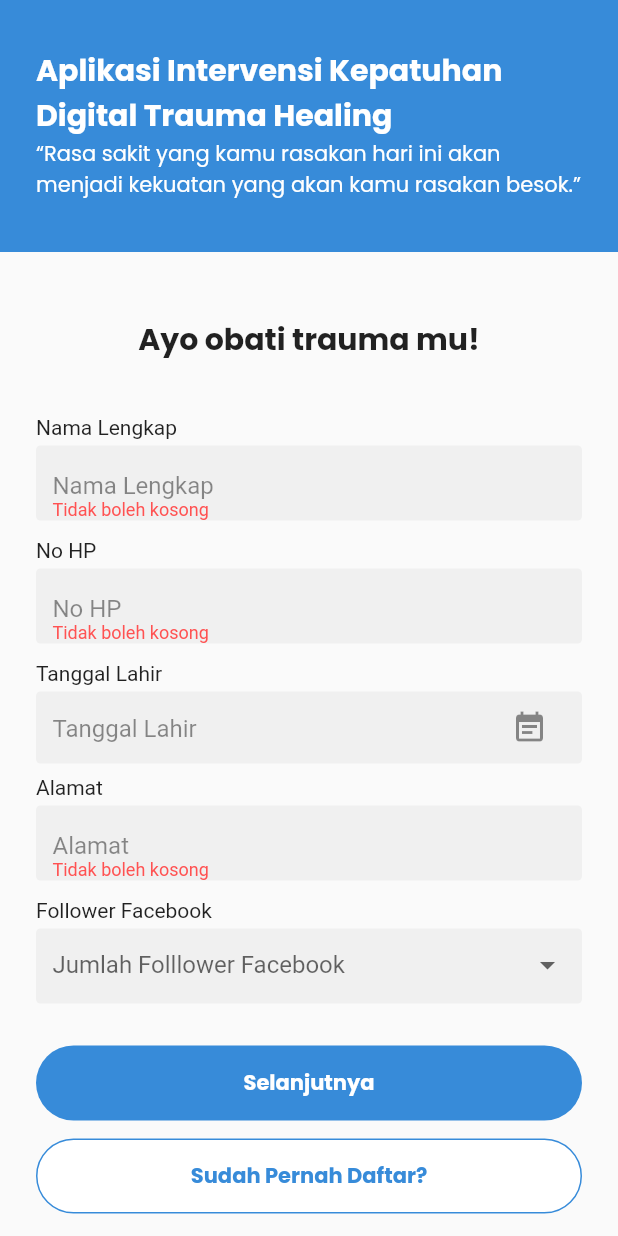
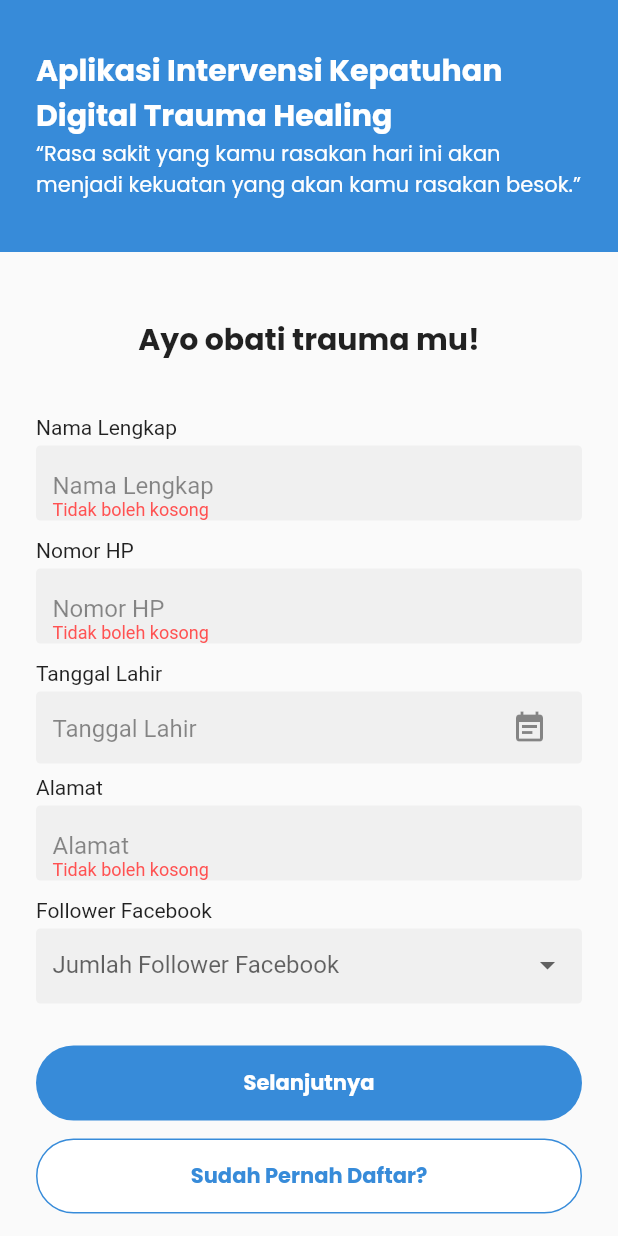
Before and after one commit to owenwattimena/ditraheal, a Flutter app: the screen it shows after launch, after a tap on "Selanjutnya", on a phone screen of 412 x 824 dp. Run offline on Flutter 3.47's test engine with Material 2 defaults, Android fonts, the phone set to English and light mode, and no system bars; drawn by our look-alikes of date_field; our stand-ins replace auto_size_text, get.

Commit message:
restructure code

```diff
--- a/lib/controllers/auth_controller.dart
+++ b/lib/controllers/auth_controller.dart
@@ -1,20 +1,26 @@
 import 'package:flutter/cupertino.dart';
 import 'package:get/get.dart';
 
-
-class AuthController extends GetxController{
+class AuthController extends GetxController {
   Rx<TextEditingController> namaController = new TextEditingController().obs;
   Rx<TextEditingController> emailController = new TextEditingController().obs;
   Rx<TextEditingController> noHpController = new TextEditingController().obs;
   Rx<TextEditingController> alamatController = new TextEditingController().obs;
   Rx<DateTime?> tanggalLahir = DateTime.now().obs;
   RxString hobi = "".obs;
+  String? facebookValue;
 
-  set setTanggalLahir(DateTime? value){
+
+  set setTanggalLahir(DateTime? value) {
     tanggalLahir.value = value;
   }
 
-  set setHobi(String value){
+  set setHobi(String value) {
     hobi.value = value;
   }
+
+  void facabookFollowers(String value) {
+    facebookValue = value;
+    update();
+  }
 }
--- a/lib/main.dart
+++ b/lib/main.dart
@@ -1,6 +1,8 @@
 import 'package:flutter/material.dart';
 import 'package:get/get.dart';
 import 'pages/pages.dart';
+import 'utils/utils.dart';
+
 void main() => runApp(MyApp());
 
 class MyApp extends StatelessWidget {
@@ -9,7 +11,9 @@ class MyApp extends StatelessWidget {
   Widget build(BuildContext context) {
     return GetMaterialApp(
       // Application name
-      title: 'App Trauma Healing',
+      translations: Language(),
+      locale: Locale("id"),
+      title: 'app_name'.tr,
       // Application theme data, you can set the colors for the application as
       // you want
       theme: ThemeData(
--- a/lib/pages/account/profile_page.dart
+++ b/lib/pages/account/profile_page.dart
@@ -10,7 +10,7 @@ class ProfilePage extends StatefulWidget {
 class _ProfilePageState extends State<ProfilePage> {
   final authC = Get.find<AuthController>();
   String? _facebookValue;
-  List _folowers = [
+  List<String> _folowers = [
     "Tidak ada",
     "1 s/d 1K",
     "1K s/d 10K",
--- a/lib/pages/signup/signup_page.dart
+++ b/lib/pages/signup/signup_page.dart
@@ -1,18 +1,11 @@
 part of '../pages.dart';
 
-class SignupPage extends StatefulWidget {
-  _SignupPageState createState() => _SignupPageState();
-}
+class SignupPage extends StatelessWidget {
+  @override
+  Widget build(BuildContext context) {
+    final AuthController authC = Get.put(AuthController());
 
-class _SignupPageState extends State<SignupPage> {
-  final AuthController authC = Get.put(AuthController());
-  TextEditingController namaController = new TextEditingController();
-  TextEditingController emailController = new TextEditingController();
-  TextEditingController noHpController = new TextEditingController();
-  DateTime? tanggalLahir;
-
-  String? _facebookValue;
-  List _folowers = [
+    List<String> followers = [
       "Tidak ada",
       "1 s/d 1K",
       "1K s/d 10K",
@@ -20,19 +13,10 @@ class _SignupPageState extends State<SignupPage> {
       "100K s/d 1Jt",
       "Lebih dari 1Jt"
     ];
-
+    var seen = Set<String>();
+    List<String> uniqueList =
+        followers.where((item) => seen.add(item)).toList();
     GlobalKey<FormState> _key = GlobalKey<FormState>();
-
-  @override
-  void dispose() {
-    namaController.dispose();
-    emailController.dispose();
-    noHpController.dispose();
-    super.dispose();
-  }
-
-  @override
-  Widget build(BuildContext context) {
     double statusBarHeight = MediaQuery.of(context).padding.top;
     return Scaffold(
       body: Stack(
@@ -54,12 +38,11 @@ class _SignupPageState extends State<SignupPage> {
                     child: Column(
                       children: [
                         Text(
-                          "Aplikasi Intervensi Kepatuhan Digital Trauma Healing",
+                          "sign_up_title".tr,
                           style:
                               headlineTextStyle.copyWith(color: Colors.white),
                         ),
-                        Text(
-                            "\“Rasa sakit yang kamu rasakan hari ini akan menjadi kekuatan yang akan kamu rasakan besok.\”",
+                        Text("sign_up_quote".tr,
                             style:
                                 primaryTextStyle.copyWith(color: Colors.white))
                       ],
@@ -68,20 +51,20 @@ class _SignupPageState extends State<SignupPage> {
                   Container(
                     padding: EdgeInsets.fromLTRB(24, 43, 24, 36),
                     child: Text(
-                      "Ayo obati trauma mu!",
+                      "sign_up_heading".tr,
                       style: headlineTextStyle,
                       textAlign: TextAlign.center,
                     ),
                   ),
                   InputWidget(
-                    label: "Nama Lengkap",
-                    hintText: "Nama Lengkap",
+                    label: "name_tag".tr,
+                    hintText: "name_tag".tr,
                     textController: authC.namaController.value,
-                    onChanged: (_) => setState(() {}),
+                    onChanged: (_) {},
                     textCapitalization: TextCapitalization.sentences,
                     validator: (val) {
                       if (val.isEmpty) {
-                        return 'Tidak boleh kosong';
+                        return 'can_not_be_empty'.tr;
                       }
                     },
                   ),
@@ -100,66 +83,73 @@ class _SignupPageState extends State<SignupPage> {
                   //   },
                   // ),
                   InputWidget(
-                    label: "No HP",
-                    hintText: "No HP",
+                    label: "phone_number_tag".tr,
+                    hintText: "phone_number_tag".tr,
                     textController: authC.noHpController.value,
-                    onChanged: (_) => setState(() {}),
+                    onChanged: (_) {},
                     keyboardType: TextInputType.phone,
                     validator: (val) {
                       String pattern = r"^(^08)(\d{3,4}){2}\d{3,4}$";
                       RegExp regex = RegExp(pattern);
                       if (val.isEmpty)
-                        return 'Tidak boleh kosong';
-                      else if (!regex.hasMatch(val)) return 'No HP tidak valid';
+                        return 'can_not_be_empty'.tr;
+                      else if (!regex.hasMatch(val))
+                        return 'invalid_phone_number'.tr;
                     },
                   ),
                   Container(
                     padding: EdgeInsets.fromLTRB(24, 0, 24, 4),
-                    child: Text("Tanggal Lahir"),
+                    child: Text("birth_date_tag".tr),
                   ),
                   InputDatetimeWidget(
-                    label: "Tanggal Lahir",
+                    label: "birth_date_tag".tr,
                     onDateSelected: (val) {
-                      setState(() {
                       authC.setTanggalLahir = val;
-                      });
                     },
                     validator: (datetime) {
                       if (datetime == null) {
-                        return 'Tidak boleh kosong';
+                        return 'can_not_be_empty'.tr;
                       }
                     },
                   ),
                   SizedBox(height: 8),
                   InputWidget(
-                    label: "Alamat",
-                    hintText: "Alamat",
+                    label: "address_tag".tr,
+                    hintText: "address_tag".tr,
                     textController: authC.alamatController.value,
-                    onChanged: (_) => setState(() {}),
+                    onChanged: (_) {},
                     keyboardType: TextInputType.streetAddress,
+                    textCapitalization: TextCapitalization.sentences,
                     validator: (val) {
-                      if (val.isEmpty) return 'Tidak boleh kosong';
+                      if (val.isEmpty) return 'can_not_be_empty'.tr;
                     },
                   ),
-                  InputSelectWidget(
+                  GetBuilder<AuthController>(
+                    // init: AuthController(),
+                    initState: (_) {},
+                    builder: (_) {
+                      return InputSelectWidget(
                         top: 0,
-                    value: _facebookValue,
-                    label: "Follower Facebook",
-                    hint: "Jumlah Folllower Facebook",
-                    options: _folowers,
-                    onChanged: (val) => setState(() => _facebookValue = val),
+                        label: "fb_follower_tag".tr,
+                        hint: "input_fb_hint".tr,
+                        value: authC.facebookValue,
+                        options: uniqueList,
+                        onChanged: (val) => authC.facabookFollowers(val ?? ""),
+                      );
+                    },
                   ),
+
                   ButtonWidget(
                     margin: EdgeInsets.only(top: 24, left: 24, right: 24),
-                    text: "Selanjutnya",
+                    text: "next".tr,
                     onPressed: () {
                       if (_key.currentState!.validate())
                         Get.to(HobiSignupPage());
                     },
                   ),
                   OutlineButtonWidget(
-                    text: "Sudah Pernah Daftar?",
-                    onPressed: toSigninPage,
+                    text: "already_registered".tr,
+                    onPressed: () => Get.to(SigninPage()),
                   ),
                   SizedBox(height: 24)
                 ],
@@ -170,22 +160,4 @@ class _SignupPageState extends State<SignupPage> {
       ),
     );
   }
-
-  void gotoSosialSigninPage() {
-    Navigator.push(
-      context,
-      MaterialPageRoute(
-        builder: (context) => SosialSignupPage(),
-      ),
-    );
 }
-
-  void toSigninPage() {
-    Navigator.push(
-      context,
-      MaterialPageRoute(
-        builder: (context) => SigninPage(),
-      ),
-    );
-  }
-}
--- a/lib/pages/signup/sosial_signup_page.dart
+++ b/lib/pages/signup/sosial_signup_page.dart
@@ -6,7 +6,7 @@ class SosialSignupPage extends StatefulWidget {
 
 class _SosialSignupPageState extends State<SosialSignupPage> {
   String? _facebookValue, _instagramValue, _tiktokValue;
-  List _folowers = [
+  List<String> _folowers = [
     "Tidak ada",
     "1 s/d 1K",
     "1K s/d 10K",
--- /dev/null
+++ b/lib/utils/language.dart
@@ -0,0 +1,23 @@
+part of "utils.dart";
+
+class Language extends Translations {
+  @override
+  Map<String, Map<String, String>> get keys => {
+        "id": {
+          "app_name": "Ditaheal",
+          "sign_up_title": "Aplikasi Intervensi Kepatuhan Digital Trauma Healing",
+          "sign_up_quote": "\“Rasa sakit yang kamu rasakan hari ini akan menjadi kekuatan yang akan kamu rasakan besok.\”",
+          "sign_up_heading": "Ayo obati trauma mu!",
+          "name_tag": "Nama Lengkap",
+          "phone_number_tag": "Nomor HP",
+          "birth_date_tag": "Tanggal Lahir",
+          "address_tag": "Alamat",
+          "fb_follower_tag": "Follower Facebook",
+          "input_fb_hint": "Jumlah Follower Facebook",
+          "next": "Selanjutnya",
+          "already_registered": "Sudah Pernah Daftar?",
+          "can_not_be_empty": "Tidak boleh kosong",
+          "invalid_phone_number": "No HP tidak valid",
+        },
+      };
+}
--- /dev/null
+++ b/lib/utils/utils.dart
@@ -0,0 +1,2 @@
+import "package:get/get.dart";
+part "language.dart";
--- a/lib/widgets/forms/input_select_widget.dart
+++ b/lib/widgets/forms/input_select_widget.dart
@@ -4,7 +4,7 @@ class InputSelectWidget extends StatelessWidget {
   final String? label;
   final String? hint;
   final String? value;
-  final List options;
+  final List<String> options;
   final double? top;
   final Function(String?) onChanged;
   const InputSelectWidget(
```
Lines whose indentation alone changed are shown as unchanged.
